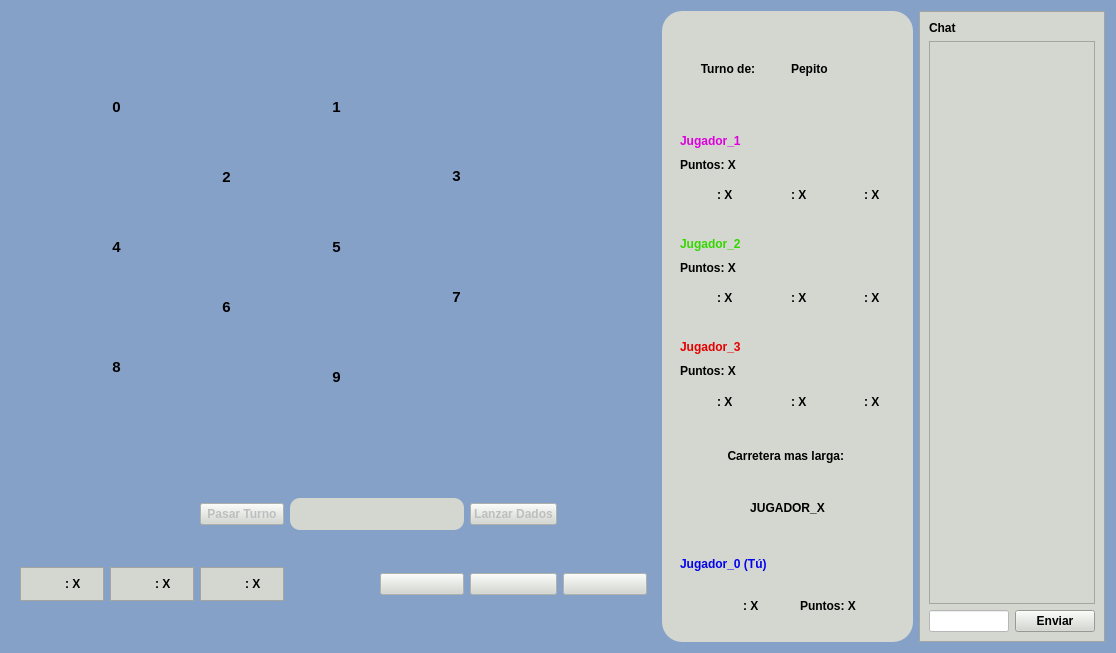
Qt form Tareas/T03/client/frontend/ventana_juego.ui (domingo2000/ProgramacionAvanzada) before a commit.
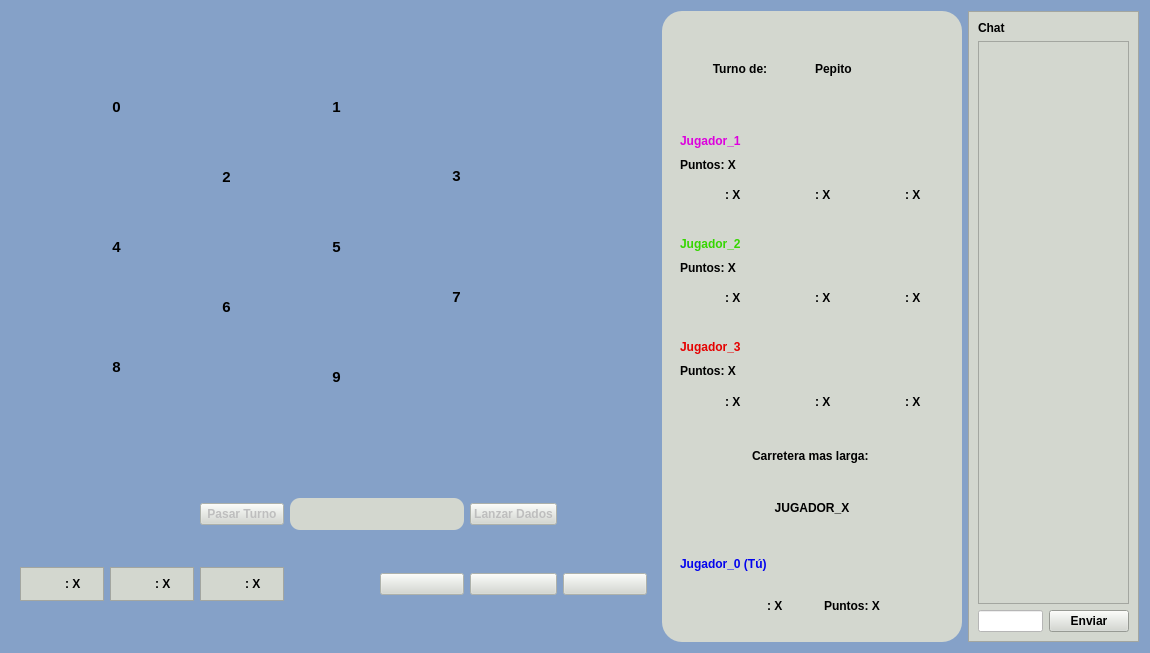
The same form after that commit. Icons and pictures are not drawn.

Commit message: actualizada interfaz y parametros

What changed in the file:
```diff
--- a/Tareas/T03/client/frontend/ventana_juego.ui
+++ b/Tareas/T03/client/frontend/ventana_juego.ui
@@ -6,7 +6,7 @@
    <rect>
     <x>0</x>
     <y>0</y>
-    <width>1116</width>
+    <width>1146</width>
     <height>653</height>
    </rect>
   </property>
@@ -1424,7 +1424,7 @@
     <widget class="QFrame" name="informacion_juego">
      <property name="minimumSize">
       <size>
-       <width>251</width>
+       <width>300</width>
        <height>591</height>
       </size>
      </property>
```
The commit also changes 1 other file.
